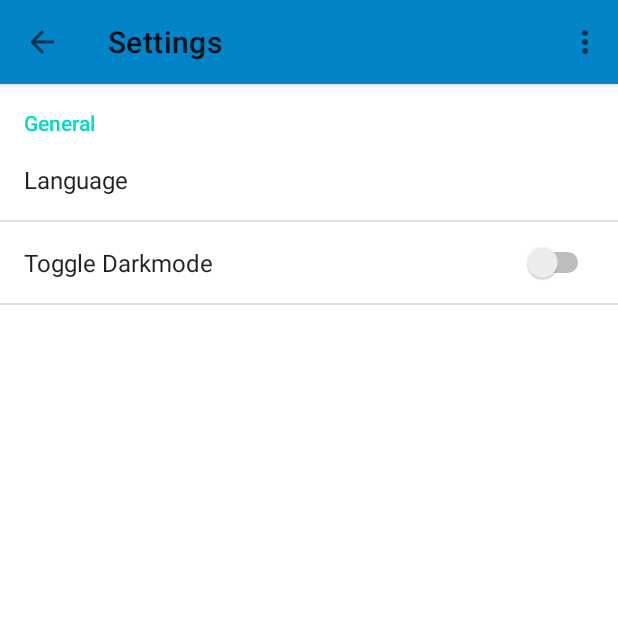
After one commit to HutterSven/ConRep, an Android app: the SettingsActivity screen opened directly, with no data from a screen before it, on a phone screen of 412 x 824 dp, the top half of it. The commit adds this screen. Run offline under Robolectric (Android 15) with nearby library versions, the phone set to English and light mode, and no system bars; 2 statements that could not run were skipped.

Commit message:
tried to do settings, horribly failed

```diff
--- a/app/src/main/java/com/example/conrep/ui/BaseActivity.java
+++ b/app/src/main/java/com/example/conrep/ui/BaseActivity.java
@@ -1,21 +1,30 @@
 package com.example.conrep.ui;
 
 import androidx.appcompat.app.AppCompatActivity;
+import androidx.appcompat.app.AppCompatDelegate;
 import androidx.appcompat.widget.Toolbar;
+import androidx.preference.PreferenceManager;
 
 import android.content.Intent;
+import android.content.SharedPreferences;
+import android.content.res.Configuration;
+import android.content.res.Resources;
 import android.os.Bundle;
+import android.util.DisplayMetrics;
 import android.view.Menu;
 import android.view.MenuItem;
 import android.widget.FrameLayout;
 
 import com.example.conrep.R;
 import com.example.conrep.ui.actionBar.About;
-import com.example.conrep.ui.actionBar.Settings;
+import com.example.conrep.ui.actionBar.SettingsActivity;
+
+import java.util.Locale;
 
 public class BaseActivity extends AppCompatActivity{
     public static final String PREFS_NAME = "SharedPrefs";
     public static final String PREFS_USER = "LoggedIn";
+    private static final String KEY_PREF_LANGUAGE = String.valueOf(R.string.key_language);
     /**
      *  Frame layout: Which is going to be used as parent layout for child activity layout.
      *  This layout is protected so that child activity can access this
@@ -27,9 +36,30 @@ public class BaseActivity extends AppCompatActivity{
      */
     protected static int position;
 
+    public String languagePref_ID;
+
     @Override
     protected void onCreate(Bundle savedInstanceState) {
         super.onCreate(savedInstanceState);
+        PreferenceManager.setDefaultValues(this, R.xml.prefrences, false);
+        SharedPreferences sharedPref = PreferenceManager.getDefaultSharedPreferences(this);
+        languagePref_ID = sharedPref.getString(KEY_PREF_LANGUAGE, "1");
+        switch (languagePref_ID) {
+            case "1":
+                Locale localeEN = new Locale("EN");
+                setLocaleOnCreate(localeEN);
+                break;
+            case "2":
+                Locale localeDE = new Locale("DE");
+                setLocaleOnCreate(localeDE);
+                break;
+        }
+        if (sharedPref.getBoolean("darkMode", false)) {
+            AppCompatDelegate.setDefaultNightMode(AppCompatDelegate.MODE_NIGHT_YES);
+        }
+        else {
+            AppCompatDelegate.setDefaultNightMode(AppCompatDelegate.MODE_NIGHT_NO);
+        }
         setContentView(R.layout.activity_base);
         Toolbar toolbar = findViewById(R.id.toolbar);
         setSupportActionBar(toolbar);
@@ -62,9 +92,10 @@ public class BaseActivity extends AppCompatActivity{
         // automatically handle clicks on the Home/Up button, so long
         // as you specify a parent activity in AndroidManifest.xml.
         if (item.getItemId() == R.id.settings) {
-            Intent intent = new Intent(this, Settings.class);
+            Intent intent = new Intent(this, SettingsActivity.class);
             startActivity(intent);
-        }else if (item.getItemId() == R.id.about) {
+        }else
+            if (item.getItemId() == R.id.about) {
             Intent intent = new Intent(this, About.class);
             startActivity(intent);
         }
@@ -72,4 +103,13 @@ public class BaseActivity extends AppCompatActivity{
         return super.onOptionsItemSelected(item);
     }
 
+    public void setLocaleOnCreate(Locale locale) {
+        Locale.setDefault(locale);
+        Resources res = getResources();
+        DisplayMetrics dm = res.getDisplayMetrics();
+        Configuration conf = res.getConfiguration();
+        conf.locale = locale;
+        res.updateConfiguration(conf, dm);
+    }
+
 }
--- /dev/null
+++ b/app/src/main/java/com/example/conrep/ui/actionBar/SettingsActivity.java
@@ -0,0 +1,110 @@
+package com.example.conrep.ui.actionBar;
+
+import androidx.appcompat.app.AppCompatDelegate;
+import androidx.preference.ListPreference;
+import androidx.preference.Preference;
+import androidx.preference.PreferenceManager;
+
+import android.content.SharedPreferences;
+import android.content.res.Configuration;
+import android.content.res.Resources;
+import android.os.Bundle;
+import android.util.DisplayMetrics;
+import android.view.View;
+import android.widget.CompoundButton;
+import android.widget.Switch;
+import android.widget.Toast;
+
+import com.example.conrep.R;
+import com.example.conrep.ui.BaseActivity;
+
+import java.util.Locale;
+
+public class SettingsActivity extends BaseActivity implements SharedPreferences.OnSharedPreferenceChangeListener, Preference.OnPreferenceChangeListener {
+
+    private static final String KEY_PREF_LANGUAGE = "pref_language";
+    public String languagePref_ID;
+    private boolean darkModeActivated;
+
+    @Override
+    protected void onCreate(Bundle savedInstanceState) {
+        super.onCreate(savedInstanceState);
+        getLayoutInflater().inflate(R.layout.activity_settings, frameLayout);
+
+        // below line is to change
+        // the title of our action bar.
+        getSupportActionBar().setTitle("Settings");
+
+        // below line is used to check if
+        // frame layout is empty or not.
+        if (findViewById(R.id.idFrameLayout) != null) {
+            if (savedInstanceState != null) {
+                return;
+            }
+            // below line is to inflate our fragment.
+            getFragmentManager().beginTransaction().add(R.id.idFrameLayout, new SettingsFragment()).commit();
+        }
+
+        Switch sDarkMode = findViewById(R.id.sDarkMode);
+
+        SharedPreferences prefs = PreferenceManager.getDefaultSharedPreferences(this);
+
+        darkModeActivated = prefs.getBoolean("darkmode", false);
+        sDarkMode = (Switch) findViewById(R.id.sDarkMode);
+        sDarkMode.setChecked(darkModeActivated);
+        sDarkMode.setOnCheckedChangeListener(new CompoundButton.OnCheckedChangeListener() {
+            @Override
+            public void onCheckedChanged(CompoundButton buttonView, boolean isChecked) {
+                if (isChecked) {
+                    darkModeActivated = prefs.edit().putBoolean("darkmode", true).commit();
+                    AppCompatDelegate.setDefaultNightMode(AppCompatDelegate.MODE_NIGHT_YES);
+                } else {
+                    darkModeActivated = prefs.edit().putBoolean("darkmode", false).commit();
+                    AppCompatDelegate.setDefaultNightMode(AppCompatDelegate.MODE_NIGHT_NO);
+                }
+            }
+        });
+    }
+
+    @Override
+    public boolean onPreferenceChange(Preference preference, Object value)
+    {
+        String textValue = value.toString();
+
+        ListPreference listPreference = (ListPreference) preference;
+        int index = listPreference.findIndexOfValue(textValue);
+
+        CharSequence[] entries = listPreference.getEntries();
+
+        if(index >= 0)
+            Toast.makeText(preference.getContext(), entries[index], Toast.LENGTH_LONG);
+
+        return true;
+    }
+
+    public void onSharedPreferenceChanged(SharedPreferences sharedPreferences, String key) {
+        if (key.equals(KEY_PREF_LANGUAGE)) {
+            languagePref_ID = sharedPreferences.getString(SettingsActivity.KEY_PREF_LANGUAGE, "2");
+            switch (languagePref_ID) {
+                case "1":
+                    Locale localeEN = new Locale("en_US");
+                    setLocale(localeEN);
+                    break;
+                case "2":
+                    Locale localeHU = new Locale("hu_HU");
+                    setLocale(localeHU);
+                    break;
+            }
+        }
+    }
+
+    public void setLocale(Locale locale) {
+        Locale.setDefault(locale);
+        Resources res = getResources();
+        DisplayMetrics dm = res.getDisplayMetrics();
+        Configuration conf = res.getConfiguration();
+        conf.locale = locale;
+        res.updateConfiguration(conf, dm);
+        recreate();
+    }
+}
--- /dev/null
+++ b/app/src/main/java/com/example/conrep/ui/actionBar/SettingsFragment.java
@@ -0,0 +1,20 @@
+package com.example.conrep.ui.actionBar;
+
+import android.os.Bundle;
+import android.preference.PreferenceFragment;
+
+import androidx.annotation.Nullable;
+
+import com.example.conrep.R;
+
+public class SettingsFragment extends PreferenceFragment {
+
+    @Override
+    public void onCreate(@Nullable Bundle savedInstanceState) {
+        super.onCreate(savedInstanceState);
+
+        // below line is used to add preference
+        // fragment from our xml folder.
+        addPreferencesFromResource(R.xml.prefrences);
+    }
+}
--- /dev/null
+++ b/app/src/main/res/layout/activity_settings.xml
@@ -0,0 +1,16 @@
+<?xml version="1.0" encoding="utf-8"?>
+<androidx.constraintlayout.widget.ConstraintLayout
+    xmlns:android="http://schemas.android.com/apk/res/android"
+    xmlns:tools="http://schemas.android.com/tools"
+    android:layout_width="match_parent"
+    android:layout_height="match_parent"
+    tools:context=".ui.actionBar.SettingsActivity">
+
+    <!--frame layout for displaying
+        our preference fragment-->
+    <FrameLayout
+        android:id="@+id/idFrameLayout"
+        android:layout_width="match_parent"
+        android:layout_height="match_parent" />
+
+</androidx.constraintlayout.widget.ConstraintLayout>
--- a/app/src/main/res/values-round/strings.xml
+++ /dev/null
@@ -1,3 +0,0 @@
-<resources>
-    <string name="hello_world">Hello Round World!</string>
-</resources>
--- a/app/src/main/res/values/strings.xml
+++ b/app/src/main/res/values/strings.xml
@@ -93,10 +93,18 @@
     <string name="reportlist">Reports</string>
     <string name="show_on_map">Show on map</string>
 
+    <string name="darkmode">Toggle Darkmode</string>
+    <string name="languages">Choose app language</string>
+    <string name="key_language">key_language</string>
+    <string name="pref_language">pref_language</string>
+
     <string-array name="languages_array">
         <item>English</item>
         <item>Deutsch</item>
-        <item>Français</item>
     </string-array>
 
+    <string-array name="language_values_array">
+        <item>EN</item>
+        <item>DE</item>
+    </string-array>
 </resources>
--- a/app/src/main/res/values/themes.xml
+++ b/app/src/main/res/values/themes.xml
@@ -1,6 +1,6 @@
 <resources>
     <!-- Base application theme. -->
-    <style name="Theme.ConRep" parent="Theme.AppCompat.Light.DarkActionBar">
+    <style name="Theme.ConRep" parent="Theme.MaterialComponents.DayNight">
         <!-- Primary brand color. -->
         <item name="colorPrimary">@color/blue</item>
         <item name="colorPrimaryVariant">@color/darkblue</item>
--- /dev/null
+++ b/app/src/main/res/xml/prefrences.xml
@@ -0,0 +1,40 @@
+<?xml version="1.0" encoding="utf-8"?>
+<PreferenceScreen
+    xmlns:android="http://schemas.android.com/apk/res/android">
+
+    <!--below line is to create preference category-->
+    <PreferenceCategory android:title="General">
+
+        <!--in below line we are creating a list preference
+            and we are adding default selected value in list for 3 rd index-->
+        <!--dialog title is to set title for our dialog box
+            entries is used to add list of data which we
+            are adding from our strings file
+            entry values is to add values to our entries.
+            key is use to add key to our list preferences
+            summary is use to add description to our option
+            title is use to add title to our list preferences.-->
+        <!--this list preference is for remind me option-->
+        <ListPreference
+            android:id="@+id/lLang"
+            android:defaultValue="EN"
+            android:dialogTitle="@string/languages"
+            android:entries="@array/languages_array"
+            android:entryValues="@array/language_values_array"
+            android:key="@string/pref_language"
+            android:title="@string/language" />
+
+        <!--on below line we are creating a switch preference
+            default value is use to set switch on or off
+            key is use to set key
+            title is use to add title to our switch-->
+        <!--this switch preference option is to remind for a bed time-->
+        <SwitchPreference
+            android:id="@+id/sDarkMode"
+            android:defaultValue="false"
+            android:key="@string/darkmode"
+            android:title="@string/darkmode" />
+
+    </PreferenceCategory>
+
+</PreferenceScreen>
```
Also changed, not shown: app/src/main/AndroidManifest.xml (+53 -19 lines), app/src/main/java/com/example/conrep/ui/actionBar/Settings.java (deleted, +0 -183 lines), app/src/main/res/layout/settings_activity.xml (deleted, +0 -48 lines), app/src/main/res/xml/pref_about.xml (deleted, +0 -10 lines), app/src/main/res/xml/pref_headers.xml (deleted, +0 -10 lines), app/src/main/res/xml/pref_lang.xml (deleted, +0 -12 lines), app/src/main/res/xml/root_preferences.xml (deleted, +0 -35 lines), 1 other file.
